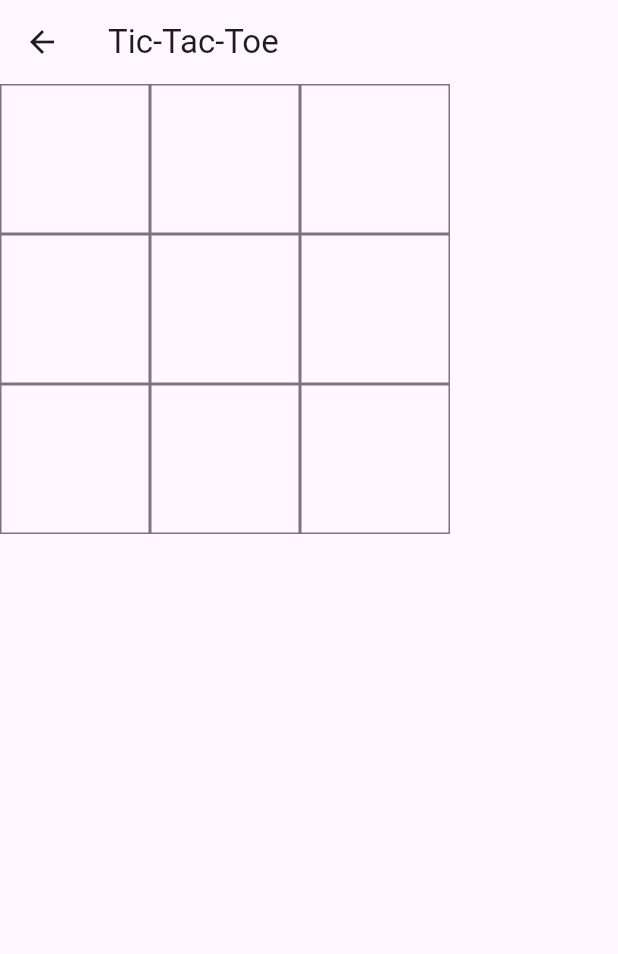
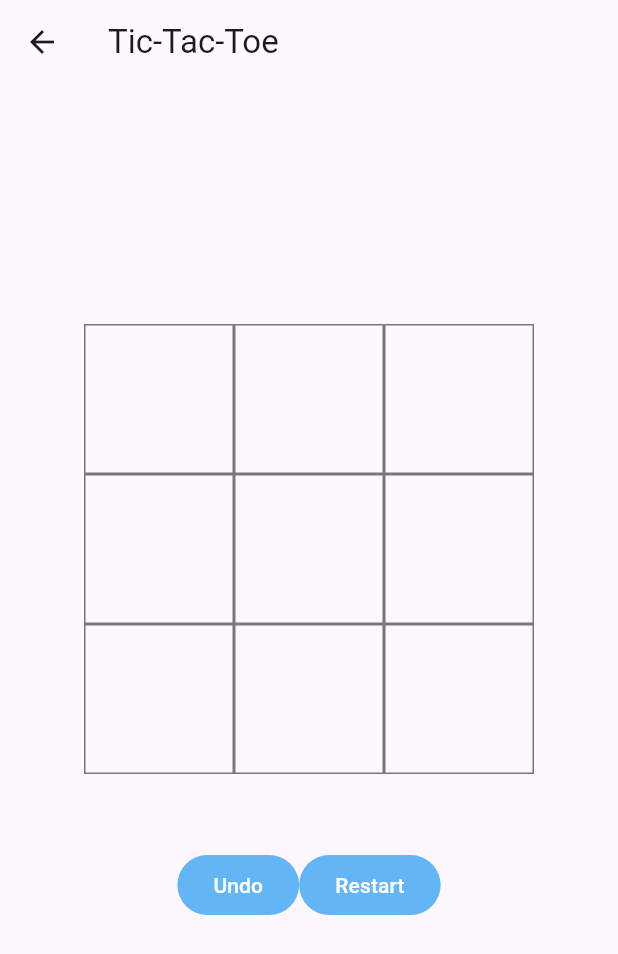
Before and after one commit to RealEeveahy/flutter-tic-tac-toe, a Flutter app: the ModeSelectScreen screen opened directly, after a tap on "Vs Player 2", on a phone screen of 412 x 824 dp. Shown: the top 954 px of the screen. Run offline on Flutter 3.47's test engine with Material 3 defaults, Android fonts, the phone set to English and light mode, and no system bars.

Commit message:
Win Conditions

```diff
--- a/lib/view/game_screen.dart
+++ b/lib/view/game_screen.dart
@@ -1,5 +1,6 @@
 import 'package:flutter/material.dart';
 import 'package:tic_tac_toe/viewmodel/game_updates.dart';
+import 'package:tic_tac_toe/viewmodel/styles.dart';
 
 class GameScreen extends StatelessWidget {
   const GameScreen({super.key});
@@ -10,9 +11,11 @@ class GameScreen extends StatelessWidget {
         appBar: AppBar(
           title: Text('Tic-Tac-Toe'),
         ),
-
-
-        body: SizedBox(
+        body: Center(
+          child: Column(
+            mainAxisAlignment: MainAxisAlignment.center,
+            children: [
+              SizedBox(
                 width: 300,
                 child: GridView.count(
                   crossAxisCount: 3,
@@ -20,6 +23,8 @@ class GameScreen extends StatelessWidget {
                   mainAxisSpacing: 0,
                   crossAxisSpacing: 0,
                   childAspectRatio: 1,
+                  scrollDirection: Axis.vertical,
+                  shrinkWrap: true,
                   children: List.generate(9, (index) {
                     return SizedBox(
                       width: 100,
@@ -28,8 +33,23 @@ class GameScreen extends StatelessWidget {
                     );
                   }),
                 )
+              ),
+              SizedBox(height: 50,),
+              Row(
+                mainAxisAlignment: MainAxisAlignment.center,
+                children: [
+                  MainButton(
+                    child: Text("Undo")
+                    ),
+                  MainButton(
+                    child: Text("Restart")
+                    )
+                ],
+              ),
+              updateHandler.generateWinLabel(),
+            ]
+          )
         )
       );
   }
-
 }
--- a/lib/view/mode_select.dart
+++ b/lib/view/mode_select.dart
@@ -14,12 +14,13 @@ class ModeSelectScreen extends StatelessWidget {
         ),
 
         body: Center(
-          child: Row(
+          child: FractionallySizedBox(
+            widthFactor: 0.8,
+              child: Column(
                 mainAxisAlignment: MainAxisAlignment.center,
                 children: [
                   SizedBox(
-                width: 300,
-                height: 300,
+                    height: 200,
                     child: MainButton(
                         onPressed: () {
                           nav.ToGame(context);
@@ -30,8 +31,7 @@ class ModeSelectScreen extends StatelessWidget {
                   ),
                   SizedBox(width: 50),
                   SizedBox(
-                width: 300,
-                height: 300,
+                    height: 200,
                     child: MainButton(
                       onPressed: () {
                         nav.DifficultySelect(context);
@@ -42,6 +42,7 @@ class ModeSelectScreen extends StatelessWidget {
                 ],
               )
             )
+        )
       );
   }
 }
--- /dev/null
+++ b/lib/view/win_label.dart
@@ -0,0 +1,35 @@
+import 'package:flutter/material.dart';
+
+class WinLabel extends StatefulWidget {
+  late _WinLabelState myState;
+  WinLabel({super.key});
+
+  @override
+  State createState()
+  {
+    myState=_WinLabelState();
+    return myState;
+  }
+}
+
+class _WinLabelState extends State<WinLabel>
+{
+  String content = "";
+  bool isVisible = false;
+  void updateContent(String newContent) { setState(() {
+    content = newContent;
+    if (newContent == "") {isVisible=false;}
+    else {isVisible=true;}
+  });}
+
+  @override
+  Widget build(BuildContext context) {
+    return SizedBox(
+      height: 50,
+      child: Visibility(
+        visible: isVisible,
+        child: Text("'$content' Wins !")
+      )
+    );
+  }
+}
--- a/lib/viewmodel/game_updates.dart
+++ b/lib/viewmodel/game_updates.dart
@@ -1,11 +1,13 @@
-//import 'package:flutter/material.dart';
+import 'package:tic_tac_toe/view/win_label.dart';
+
+import '../view/game_button.dart';
+import '../model/round.dart';
+import '../model/game_ai.dart';
+import '../model/session.dart';
+import '../model/game_grid.dart';
 import 'package:flutter/material.dart';
-import 'package:tic_tac_toe/view/game_button.dart';
-import '../game.dart';
-import '../model/game_ai.dart';
 
 GameUpdates updateHandler = GameUpdates();
-
 
 ///
 /// Defines logic that is interacted with through the user interface.
@@ -13,17 +15,18 @@ GameUpdates updateHandler = GameUpdates();
 ///
 class GameUpdates
 {
+  late WinLabel winnerLabel;
   void StartMatch(int difficulty)
   {
     if(difficulty == -1)
     {
       //2 player match
-      game.currentMatch = Match();
+      game.currentRound = GameRound();
     }
     else
     {
       //vs ai match
-      game.currentMatch = Match.aiMatch(ArtificialPlayer(difficulty));
+      game.currentRound = GameRound.aiMatch(ArtificialPlayer(difficulty));
     }
   }
 
@@ -31,18 +34,21 @@ class GameUpdates
   void SquareClicked(SquarePointer sq, BuildContext context)
   {
       //if the square is empty, register the players move, else do nothing
-    if(sq.model.isEmpty() && game.currentMatch!.playerCanMove())
+      if(sq.model.isEmpty() && game.currentRound!.playerCanMove())
       {
         //register a new move with the appropriate player
-      sq.model.RegisterMove(game.currentMatch!.p1turn ? "X" : "O");
+        sq.model.RegisterMove(game.currentRound!.p1turn ? "X" : "O");
 
+        if(!game.currentRound.GameFinished()) // switch the turn if the game has not finished yet
+        {
           //toggle the turn to the other player
-      game.currentMatch!.p1turn = !game.currentMatch!.p1turn;
+          game.currentRound!.p1turn = !game.currentRound!.p1turn;
 
           //if the second player is ai, automatically make a move
-      if(game.currentMatch!.AIPlayer != null)
+          if(game.currentRound!.AIPlayer != null)
           {
-        game.currentMatch!.AIPlayer!.AIMove();
+            game.currentRound!.AIPlayer!.AIMove();
+          }
         }
       }
   }
@@ -50,6 +56,17 @@ class GameUpdates
   void SquareChanged(String newString, GameButton square)
   {
     square.currentState.updateContent(newString); // update the button to display the new content
+  }
+
+  void WinnerChanged(String winner)
+  {
+    winnerLabel.myState.updateContent(winner);
+  }
+
+  WinLabel generateWinLabel()
+  {
+    winnerLabel = new WinLabel();
+    return winnerLabel;
   }
 }
 
```
Also changed, not shown: lib/game.dart (deleted, +0 -143 lines), lib/model/game_ai.dart (+7 -5 lines), lib/model/game_grid.dart (added, +110 -0 lines), lib/model/round.dart (added, +82 -0 lines), lib/model/session.dart (added, +43 -0 lines). Lines whose indentation alone changed are shown as unchanged.
